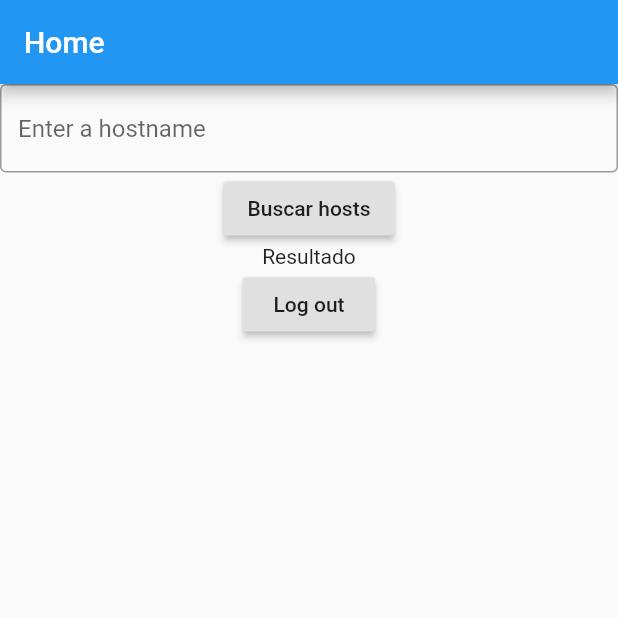
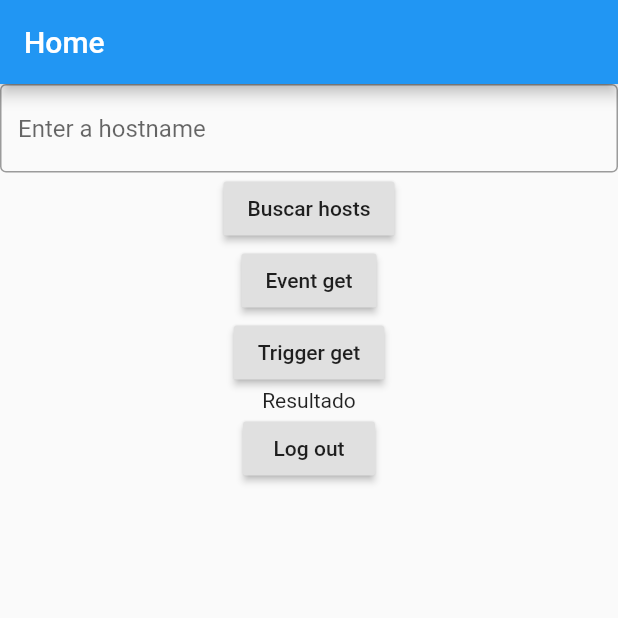
Before and after one commit to inipot/api_zabbix, a Flutter app: the Home screen opened directly with empty values, after a tap on "Buscar hosts", on a phone screen of 412 x 824 dp, the top half of it. Run offline on Flutter 3.47's test engine with Material 2 defaults, Android fonts, the phone set to English and light mode, and no system bars; network calls fail.

```diff
--- a/lib/Api.dart
+++ b/lib/Api.dart
@@ -1,11 +1,11 @@
 import 'dart:convert';
 import 'dart:io';
+
 
 class Api {
 
    String url;
    String token;
-
    Api({this.url,this.token});
 
 
@@ -21,7 +21,7 @@ class Api {
     HttpClientResponse response = await request.close();
     String stringResult = await response.transform(utf8.decoder).join();
     Map mapResult = json.decode(stringResult);
-    print(mapResult.toString());
+    //print(mapResult.toString());
     return mapResult;
   }
 
@@ -69,4 +69,6 @@ class Api {
      return body;
    }
 
+
+
 }
--- a/lib/Home.dart
+++ b/lib/Home.dart
@@ -1,6 +1,10 @@
 import 'package:api_zabbix/Api.dart';
 import 'package:api_zabbix/Login.dart';
+import 'package:api_zabbix/model/Event.dart';
+import 'package:api_zabbix/model/EventList.dart';
 import 'package:api_zabbix/model/HostGroup.dart';
+import 'package:api_zabbix/model/HostGroupList.dart';
+import 'package:api_zabbix/model/Trigger.dart';
 import 'package:flutter/material.dart';
 
 
@@ -23,9 +27,13 @@ class _HomeState extends State<Home> {
   @override
   Widget build(BuildContext context) {
 
+    HostGroup hostGroup = HostGroup(api: widget.api);
+    Event event = Event(api: widget.api);
+    Trigger trigger = Trigger(api: widget.api);
+    //List<HostGroup> hostgroups;
+    //Host host = Host(widget.api.url,widget.api.token);
+    print(widget.api.url+widget.api.token);
 
-    HostGroup hostGroup = HostGroup(api: widget.api);
-    print(widget.api.url+widget.api.token);
     return Scaffold(
       appBar: AppBar(
         title: Text("Home"),
@@ -48,11 +56,41 @@ class _HomeState extends State<Home> {
             RaisedButton(
               child: Text("Buscar hosts"),
               onPressed: () async{
-                var res = await hostGroup.getHostGroups();
-                if(res != null)
+                List<dynamic> hostgroups = await hostGroup.getHostGroupsToJson();
+                var teste;
+                for ( teste in hostgroups)
                   {
-                    HostGroup.fromJson(res);
+                    print(teste["name"]);
                   }
+                //var res = await host.getHosts();
+                if(hostgroups != null)
+                  {
+                    HostGroupList.fromJson(hostgroups,widget.api);
+                  }
+              },
+            ),
+            RaisedButton(
+              child: Text("Event get"),
+              onPressed: () async{
+                List<dynamic> events = await event.getEvents();
+                for(var teste in events)
+                  {
+                    print(teste);
+                  }
+                if(events!=null)
+                  EventList.fromJson(events, widget.api);
+              },
+            ),
+            RaisedButton(
+              child: Text("Trigger get"),
+              onPressed: () async{
+                List<dynamic> triggers = await trigger.getTrigger();
+                for(var teste in triggers)
+                {
+                  print(teste);
+                }
+                if(triggers!=null)
+                  EventList.fromJson(triggers, widget.api);
               },
             ),
             Text(
--- a/lib/Login.dart
+++ b/lib/Login.dart
@@ -20,8 +20,6 @@ class _LoginState extends State<Login> {
   @override
   Widget build(BuildContext context) {
 
-
-    // _login();
     return Scaffold(
       appBar: AppBar(
         title: Text("Teste api zabbix"),
@@ -66,7 +64,7 @@ class _LoginState extends State<Login> {
                   child: Text("Login"),
                   onPressed: () async{
                     setState(() => _isLoading = true);
-                    Api api = Api(url: _urlController.text);
+                    Api api = Api(url: "https://zabbix.karyon.com.br/api_jsonrpc.php");
                     var res = await api.login(_userController.text, __passwordController.text);
                     print(api.url);
                     setState(() => _isLoading = false);
--- /dev/null
+++ b/lib/model/Event.dart
@@ -0,0 +1,65 @@
+import 'dart:convert';
+import 'dart:io';
+import 'package:api_zabbix/Api.dart';
+
+
+class Event
+{
+  String id;
+  String trigger;
+  Api api;
+
+  Event({this.api,this.trigger,this.id});
+
+  factory Event.fromJson(Map<String, dynamic> parsedJson, Api api){
+
+    //Map json = parsedJson["result"];
+    //print(json.toString());
+    return Event(id: parsedJson["eventid"],trigger: parsedJson["objectid"],api: api);
+  }
+
+  inicializa(Map body) async
+  {
+
+    HttpClient client = new HttpClient();
+    client.badCertificateCallback =
+    ((X509Certificate cert, String host, int port) => true);
+    HttpClientRequest request = await client.postUrl(Uri.parse(api.url));
+    request.headers.set('content-type', 'application/json-rpc');
+    request.add(utf8.encode(json.encode(body)));
+    HttpClientResponse response = await request.close();
+    print(response.statusCode);
+    String stringResult = await response.transform(utf8.decoder).join();
+    //print(stringResult);
+    Map mapResult = json.decode(stringResult);
+    return mapResult["result"];
+  }
+
+
+
+   getEvents() async
+  {
+    print(api.token);
+    Map body = {
+      "jsonrpc": "2.0",
+      "method": "event.get",
+      "params": {
+        "output": "extend",
+        "selectHosts": "extend",
+        "select_acknowledges": "extend",
+        "selectTags": "extend",
+        //"objectids": ["82627","82585"],
+        "severities" : 4,
+        "sortfield": ["clock", "eventid"],
+        "sortorder": "DESC"
+      },
+      "auth": api.token,
+      "id": 1
+    };
+
+    var resultado =  inicializa(body);
+    print(resultado);
+    return resultado;
+  }
+
+}
--- /dev/null
+++ b/lib/model/EventList.dart
@@ -0,0 +1,16 @@
+import 'package:api_zabbix/Api.dart';
+import 'package:api_zabbix/model/Event.dart';
+
+class EventList
+{
+  List<Event> events;
+
+  EventList({this.events});
+
+  factory EventList.fromJson(List<dynamic> parsedJson, Api api){
+    List<Event> events = List<Event>();
+    events = parsedJson.map((i)=>Event.fromJson(i, api)).toList();
+    return EventList(events: events);
+  }
+
+}
--- a/lib/model/Host.dart
+++ b/lib/model/Host.dart
@@ -4,12 +4,21 @@ import 'package:api_zabbix/model/HostGroup.dart';
 class Host{
 
   Api api;
-  List<HostGroup> hostGroups = [];
+  String id;
+  String nome;
 
-  Host({this.api});
+  Host({this.id,this.nome,this.api});
 
 
-  Future<dynamic> getHosts() async {
+  factory Host.fromJson(Map<String, dynamic> parsedJson, Api api){
+
+    Map json = parsedJson["result"];
+    return Host(nome: json["name"], id: json["groupid"], api: api);
+  }
+
+  List<HostGroup> hostGroups;
+
+  Future<dynamic> getHostsByName(List<String> nomes) async {
 
     HostGroup h1 = HostGroup(nome: "Zabbix server");
     HostGroup h2 = HostGroup(nome: "KUROMORI");
@@ -24,7 +33,7 @@ class Host{
          i++;
       }
 
-    //teste = [hostGroups[0].nome,hostGroups[1].nome];
+    teste = [hostGroups[0].nome,hostGroups[1].nome];
 
     print(api.token);
     Map body = {
@@ -32,7 +41,7 @@ class Host{
       "method": "host.get",
       "params": {
         "filter": {
-          "host": teste
+          "host": "KUROMORI"
         }
       },
       "auth": api.token,
--- a/lib/model/HostGroup.dart
+++ b/lib/model/HostGroup.dart
@@ -1,22 +1,41 @@
+import 'dart:convert';
+import 'dart:io';
 import 'package:api_zabbix/Api.dart';
 
 class HostGroup
 {
+
   Api api;
   String nome;
   String id;
 
   //HostGroup.api({this.api});
 
+   inicializa(Map body) async
+  {
+
+    HttpClient client = new HttpClient();
+    client.badCertificateCallback =
+    ((X509Certificate cert, String host, int port) => true);
+    HttpClientRequest request = await client.postUrl(Uri.parse(api.url));
+    request.headers.set('content-type', 'application/json-rpc');
+    request.add(utf8.encode(json.encode(body)));
+    HttpClientResponse response = await request.close();
+    String stringResult = await response.transform(utf8.decoder).join();
+    Map mapResult = json.decode(stringResult);
+    return mapResult["result"];
+  }
+
   HostGroup({this.nome,this.id,this.api});
 
-  factory  HostGroup.fromJson(Map<String, dynamic> parsedJson){
+  factory HostGroup.fromJson(Map<String, dynamic> parsedJson, Api api){
 
-    Map json = parsedJson["result"];
-    return HostGroup(nome: json["name"], id: json["groupid"]);
+    //Map json = parsedJson["result"];
+    //print(json.toString());
+    return HostGroup(nome: parsedJson["name"], id: parsedJson["groupid"], api: api);
   }
 
-  Future<dynamic> getHostGroups() async {
+   getHostGroupsToJson() async {
 
       print(api.token);
       Map body = {
@@ -29,6 +48,8 @@ class HostGroup
         "id": 1
       };
 
-    return api.inicializa(body);
+   var resultado = inicializa(body);
+   print(resultado);
+   return resultado;
   }
 }
--- /dev/null
+++ b/lib/model/HostGroupList.dart
@@ -0,0 +1,19 @@
+import 'package:api_zabbix/Api.dart';
+import 'package:api_zabbix/model/HostGroup.dart';
+
+class HostGroupList
+{
+   List<HostGroup> hostGroups;
+   //Api api;
+   HostGroupList({this.hostGroups});
+
+   factory HostGroupList.fromJson(List<dynamic> parsedJson, Api api)
+   {
+     //print("Parsed Json"+parsedJson[1].toString());
+     List<HostGroup> hostGroups = List<HostGroup>();
+     hostGroups = parsedJson.map((i)=>HostGroup.fromJson(i, api)).toList();
+     //print ("Teste"+hostGroups.toString());
+     return HostGroupList(hostGroups: hostGroups);
+   }
+
+}
--- /dev/null
+++ b/lib/model/Trigger.dart
@@ -0,0 +1,64 @@
+import 'dart:convert';
+import 'dart:io';
+
+import 'package:api_zabbix/Api.dart';
+
+class Trigger
+{
+  String id;
+  String description;
+  String expression;
+  Api api;
+
+  Trigger({this.id,this.description,this.expression,this.api});
+
+  factory Trigger.fromJson(Map<String, dynamic> parsedJson, Api api){
+
+    //Map json = parsedJson["result"];
+    //print(json.toString());
+    return Trigger(id: parsedJson["triggerid"],description: parsedJson["description"],expression: parsedJson["description"],api: api);
+  }
+
+  inicializa(Map body) async
+  {
+
+    HttpClient client = new HttpClient();
+    client.badCertificateCallback =
+    ((X509Certificate cert, String host, int port) => true);
+    HttpClientRequest request = await client.postUrl(Uri.parse(api.url));
+    request.headers.set('content-type', 'application/json-rpc');
+    request.add(utf8.encode(json.encode(body)));
+    HttpClientResponse response = await request.close();
+    print(response.statusCode);
+    String stringResult = await response.transform(utf8.decoder).join();
+    //print(stringResult);
+    Map mapResult = json.decode(stringResult);
+    return mapResult["result"];
+  }
+
+  getTrigger()
+  {
+    Map body = {
+      "jsonrpc": "2.0",
+      "method": "trigger.get",
+      "params": {
+        "triggerids": ["123416","123432"],
+        "output": "extend",
+//        "filter":{
+//          "value": 1
+//        },
+        //"selectLastEvent": "extend",
+        "selectHosts": "extend",
+        "sortfield": "priority",
+        "sortorder": "DESC"
+      },
+      "auth": api.token,
+      "id": 1
+    };
+
+    var resultado = inicializa(body);
+    print(resultado);
+    return resultado;
+  }
+
+}
--- /dev/null
+++ b/lib/model/TriggerList.dart
@@ -0,0 +1,17 @@
+import 'package:api_zabbix/model/Trigger.dart';
+
+import '../Api.dart';
+
+class TriggerList
+{
+  List<Trigger> triggers;
+
+  TriggerList({this.triggers});
+
+  factory TriggerList.fromJson(List<dynamic> parsedJson, Api api){
+    List<Trigger> triggers = List<Trigger>();
+    triggers = parsedJson.map((i)=>Trigger.fromJson(i, api)).toList();
+    return TriggerList(triggers: triggers);
+  }
+
+}
```
Lines whose indentation alone changed are shown as unchanged.
